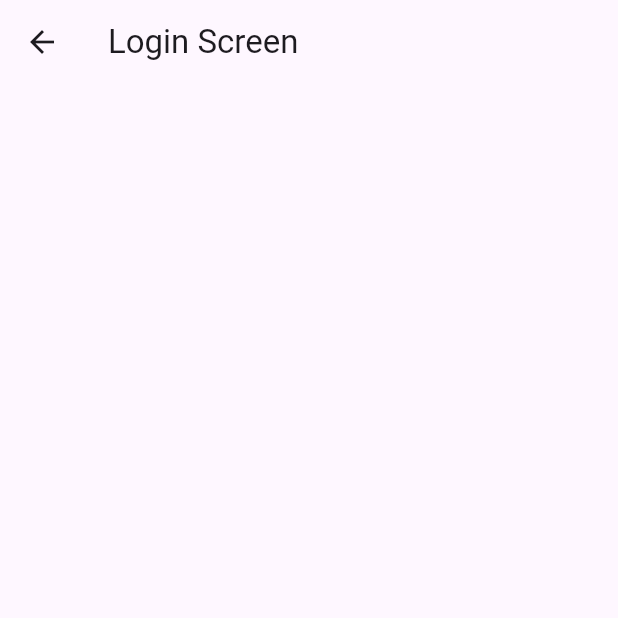
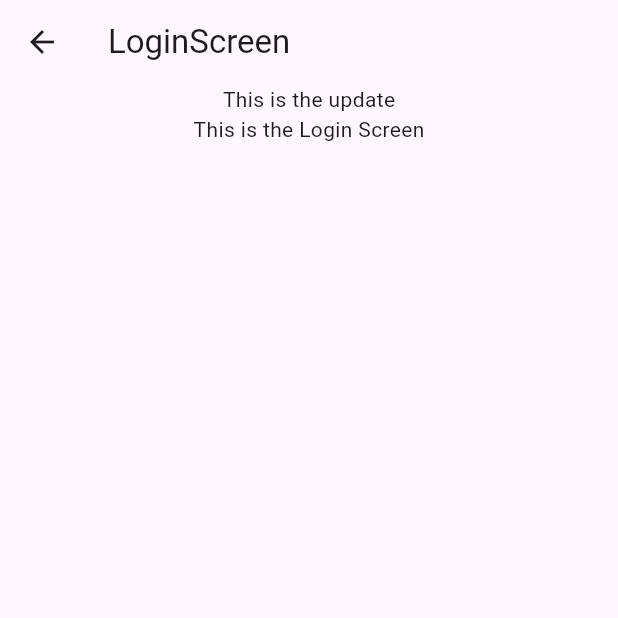
Before and after one commit to CodeWithAkshayk/company_app, a Flutter app: the LoginScreen screen opened directly, on a phone screen of 412 x 824 dp, the top half of it. Run offline on Flutter 3.47's test engine with Material 3 defaults, Android fonts, the phone set to English and light mode, and no system bars.

Commit message:
fix : Login screen ui

```diff
--- a/lib/ui/login_screen.dart
+++ b/lib/ui/login_screen.dart
@@ -1,5 +1,4 @@
 import 'package:flutter/material.dart';
-
 
 class LoginScreen extends StatefulWidget {
   const LoginScreen({super.key});
@@ -12,16 +11,12 @@ class _LoginScreenState extends State<LoginScreen> {
   @override
   Widget build(BuildContext context) {
     return Scaffold(
-      appBar: AppBar(
-        title: const Text('Login Screen'),
-      ),
+      appBar: AppBar(title: const Text('LoginScreen')),
       body: Column(
-        child:[
+        children: [
           Text("This is the update"),
-          const Center(
-        child: Text('This is the Login Screen'),
-      ),
-        ]
+          const Center(child: Text('This is the Login Screen')),
+        ],
       ),
     );
   }
```
